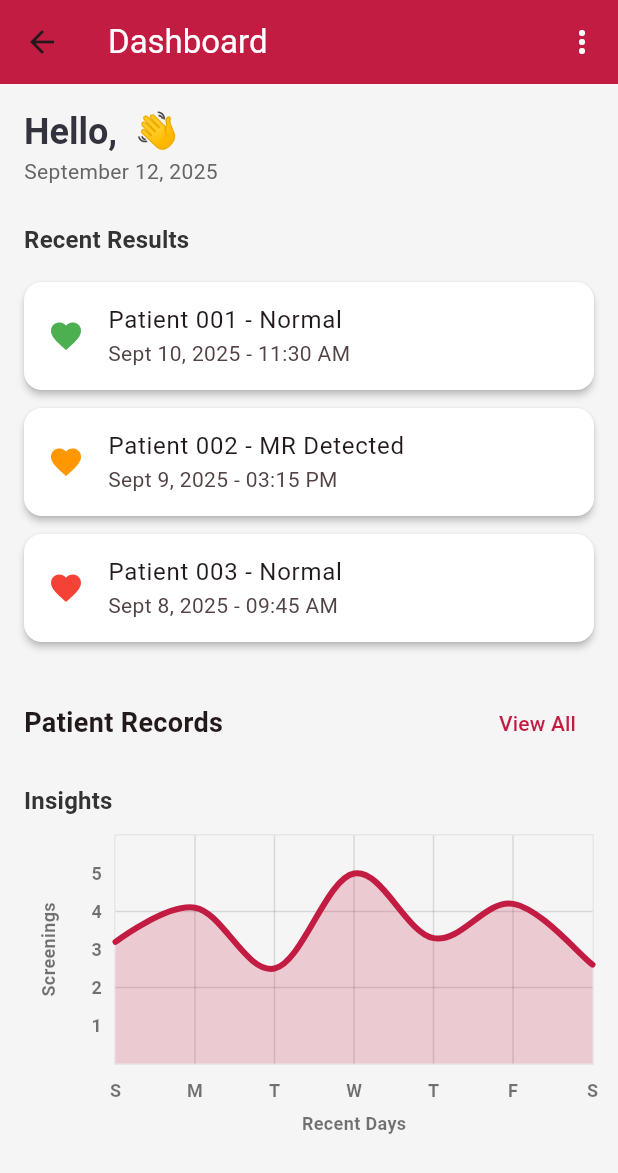
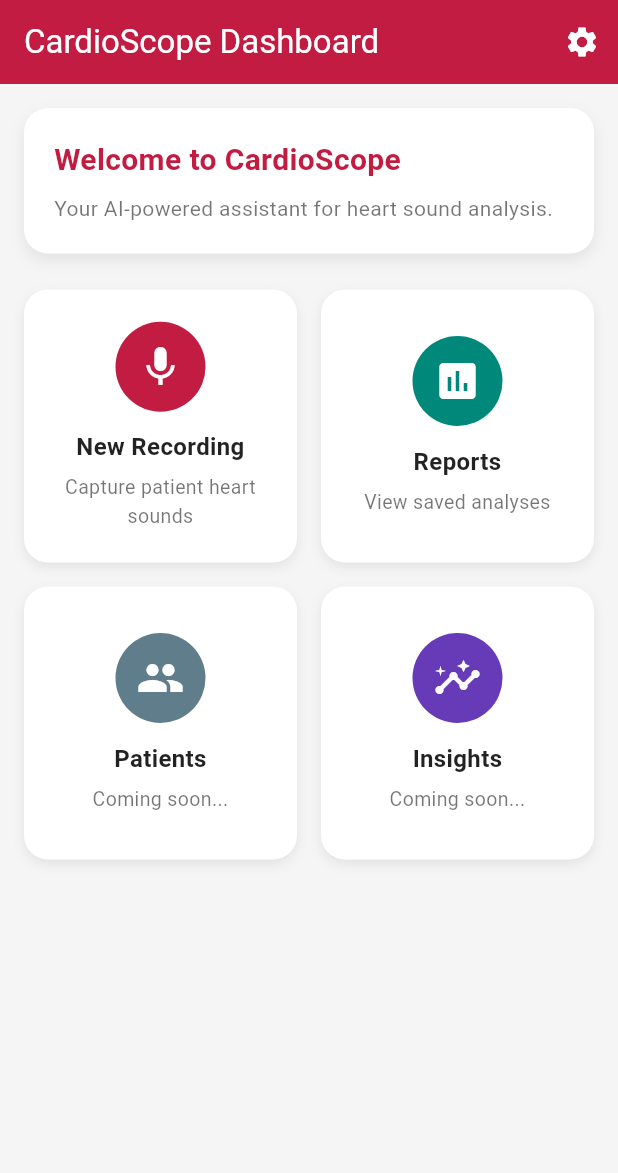
Before and after one commit to LadyJo02/cardioscope_app, a Flutter app: the DashboardPage screen opened directly, on a phone screen of 412 x 824 dp. Shown: the top 1173 px of the screen. Run offline on Flutter 3.47's test engine with Material 3 defaults, Android fonts, the phone set to English and light mode, and no system bars; drawn by our look-alikes of fl_chart; our stand-ins replace file_picker, just_audio, shared_preferences, sqflite; missing offline and left inert: flutter_sound, record; accounts and stored records are empty.

Commit message:
refactor: simplify app navigation and fix report page

```diff
--- a/lib/pages/dashboard.dart
+++ b/lib/pages/dashboard.dart
@@ -1,227 +1,177 @@
 import 'package:flutter/material.dart';
-import 'package:intl/intl.dart';
-import 'package:shared_preferences/shared_preferences.dart';
 
-import '../widgets/chart_widget.dart';
+import 'record.dart';
+import 'reports.dart';
+import 'settings.dart';
 
-class DashboardPage extends StatefulWidget {
+class DashboardPage extends StatelessWidget {
   const DashboardPage({super.key});
 
   @override
-  State<DashboardPage> createState() => _DashboardPageState();
-}
-
-class _DashboardPageState extends State<DashboardPage> {
-  final LayerLink _layerLink = LayerLink();
-  OverlayEntry? _overlayEntry;
-  bool _isMenuOpen = false;
-  String _userName = 'User';
-
-  @override
-  void initState() {
-    super.initState();
-    _loadUserName();
-  }
-
-  Future<void> _loadUserName() async {
-    final prefs = await SharedPreferences.getInstance();
-    setState(() {
-      _userName = prefs.getString('userName') ?? 'User';
-    });
-  }
-
-  void _toggleMenu() {
-    if (_isMenuOpen) {
-      _overlayEntry?.remove();
-      _isMenuOpen = false;
-    } else {
-      _overlayEntry = _createOverlayEntry();
-      Overlay.of(context).insert(_overlayEntry!);
-      _isMenuOpen = true;
-    }
-  }
-
-  OverlayEntry _createOverlayEntry() {
-    return OverlayEntry(
-      builder: (context) => Stack(
-        children: <Widget>[
-          Positioned.fill(
-            child: GestureDetector(
-              onTap: _toggleMenu,
-              child: Container(
-                color: Colors.transparent,
+  Widget build(BuildContext context) {
+    return Scaffold(
+      appBar: AppBar(
+        title: const Text(
+          'CardioScope Dashboard',
+          style: TextStyle(color: Colors.white),
+        ),
+        backgroundColor: const Color(0xFFC31C42),
+        actions: [
+          IconButton(
+            icon: const Icon(Icons.settings, color: Colors.white),
+            onPressed: () {
+              Navigator.of(context).push(
+                MaterialPageRoute(builder: (context) => const SettingsPage()),
+              );
+            },
+          ),
+        ],
+      ),
+      backgroundColor: const Color(0xFFF5F5F5),
+      body: Padding(
+        padding: const EdgeInsets.all(16.0),
+        child: Column(
+          children: [
+            // Welcome banner or header section
+            Container(
+              width: double.infinity,
+              padding: const EdgeInsets.all(20),
+              decoration: BoxDecoration(
+                color: Colors.white,
+                borderRadius: BorderRadius.circular(16),
+                boxShadow: [
+                  BoxShadow(
+                    color: Colors.black.withAlpha(20),
+                    blurRadius: 8,
+                    offset: const Offset(0, 4),
+                  ),
+                ],
+              ),
+              child: const Column(
+                crossAxisAlignment: CrossAxisAlignment.start,
+                children: [
+                  Text(
+                    "Welcome to CardioScope",
+                    style: TextStyle(
+                        fontSize: 20,
+                        fontWeight: FontWeight.bold,
+                        color: Color(0xFFC31C42)),
+                  ),
+                  SizedBox(height: 8),
+                  Text(
+                    "Your AI-powered assistant for heart sound analysis.",
+                    style: TextStyle(color: Colors.black54),
+                  ),
+                ],
               ),
             ),
-          ),
-          CompositedTransformFollower(
-            link: _layerLink,
-            showWhenUnlinked: false,
-            targetAnchor: Alignment.bottomRight,
-            followerAnchor: Alignment.topRight,
-            offset: const Offset(0, 8.0),
-            child: Material(
-              color: Colors.transparent,
-              child: SizedBox(
-                width: 200,
-                child: Card(
-                  // --- FIX IS HERE: Set the card color to white ---
-                  color: Colors.white,
-                  elevation: 6,
-                  shape: RoundedRectangleBorder(
-                    borderRadius: BorderRadius.circular(12),
-                  ),
-                  child: Column(
-                    mainAxisSize: MainAxisSize.min,
+            const SizedBox(height: 24),
+
+            // Quick actions
+            Expanded(
+              child: GridView.count(
+                crossAxisCount: 2,
+                crossAxisSpacing: 16,
+                mainAxisSpacing: 16,
                 children: [
-                      ListTile(
-                        leading: const Icon(Icons.folder,
-                            color: Color(0xFFC31C42)),
-                        title: const Text("Reports"),
+                  _buildDashboardCard(
+                    context,
+                    icon: Icons.mic,
+                    title: "New Recording",
+                    subtitle: "Capture patient heart sounds",
+                    color: const Color(0xFFC31C42),
                     onTap: () {
-                          _toggleMenu();
-                          Navigator.pushNamed(context, '/reports');
+                      Navigator.of(context).push(
+                        MaterialPageRoute(builder: (context) => const RecordPage()),
+                      );
                     },
                   ),
-                      const Divider(height: 0),
-                      ListTile(
-                        leading: const Icon(Icons.settings,
-                            color: Color(0xFFC31C42)),
-                        title: const Text("Settings"),
+                  _buildDashboardCard(
+                    context,
+                    icon: Icons.insert_chart,
+                    title: "Reports",
+                    subtitle: "View saved analyses",
+                    color: Colors.teal[600]!,
                     onTap: () {
-                          _toggleMenu();
-                          Navigator.pushNamed(context, '/settings');
+                      Navigator.of(context).push(
+                        MaterialPageRoute(builder: (context) => const ReportsPage()),
+                      );
+                    },
+                  ),
+                  _buildDashboardCard(
+                    context,
+                    icon: Icons.people,
+                    title: "Patients",
+                    subtitle: "Coming soon...",
+                    color: Colors.blueGrey,
+                    onTap: () {
+                      ScaffoldMessenger.of(context).showSnackBar(
+                        const SnackBar(content: Text("Patients view not implemented yet.")),
+                      );
+                    },
+                  ),
+                  _buildDashboardCard(
+                    context,
+                    icon: Icons.insights,
+                    title: "Insights",
+                    subtitle: "Coming soon...",
+                    color: Colors.deepPurple,
+                    onTap: () {
+                      ScaffoldMessenger.of(context).showSnackBar(
+                        const SnackBar(content: Text("Insights view not implemented yet.")),
+                      );
                     },
                   ),
                 ],
               ),
             ),
+          ],
         ),
-            ),
-          ),
-        ],
       ),
     );
   }
 
-  @override
-  Widget build(BuildContext context) {
-    final today = DateFormat('MMMM d, y').format(DateTime.now());
-
-    final recentResults = [
-      {
-        "patient": "Patient 001",
-        "status": "Normal",
-        "date": "Sept 10, 2025 - 11:30 AM",
-        "color": Colors.green,
-      },
-      {
-        "patient": "Patient 002",
-        "status": "MR Detected",
-        "date": "Sept 9, 2025 - 03:15 PM",
-        "color": Colors.orange,
-      },
-      {
-        "patient": "Patient 003",
-        "status": "Normal",
-        "date": "Sept 8, 2025 - 09:45 AM",
-        "color": Colors.red,
-      },
-    ];
-
-    return Scaffold(
-      appBar: AppBar(
-        title: const Text(
-          "Dashboard",
-          style: TextStyle(color: Colors.white),
-        ),
-        backgroundColor: const Color(0xFFC31C42),
-        actions: [
-          CompositedTransformTarget(
-            link: _layerLink,
-            child: IconButton(
-              icon: const Icon(Icons.more_vert, color: Colors.white),
-              onPressed: _toggleMenu,
-            ),
+  Widget _buildDashboardCard(BuildContext context,
+      {required IconData icon,
+      required String title,
+      required String subtitle,
+      required Color color,
+      required VoidCallback onTap}) {
+    return GestureDetector(
+      onTap: onTap,
+      child: Container(
+        decoration: BoxDecoration(
+          color: Colors.white,
+          borderRadius: BorderRadius.circular(16),
+          boxShadow: [
+            BoxShadow(
+              color: Colors.black.withAlpha(20),
+              blurRadius: 6,
+              offset: const Offset(0, 3),
             ),
           ],
         ),
-      body: SingleChildScrollView(
-        padding: const EdgeInsets.all(16.0),
+        padding: const EdgeInsets.all(16),
         child: Column(
-          crossAxisAlignment: CrossAxisAlignment.start,
+          mainAxisAlignment: MainAxisAlignment.center,
           children: [
+            CircleAvatar(
+              backgroundColor: color,
+              radius: 30,
+              child: Icon(icon, size: 32, color: Colors.white),
+            ),
+            const SizedBox(height: 12),
             Text(
-              "Hello, $_userName 👋",
-              style: Theme.of(context).textTheme.headlineSmall?.copyWith(
-                    fontWeight: FontWeight.bold,
-                    color: const Color(0xFF33333d),
+              title,
+              style: const TextStyle(
+                  fontSize: 16, fontWeight: FontWeight.bold, color: Colors.black87),
+              textAlign: TextAlign.center,
             ),
-            ),
+            const SizedBox(height: 6),
             Text(
-              today,
-              style: Theme.of(context).textTheme.bodyMedium?.copyWith(
-                    color: const Color(0xFF666666),
-                  ),
-            ),
-            const SizedBox(height: 24),
-            Text(
-              "Recent Results",
-              style: Theme.of(context).textTheme.titleMedium?.copyWith(
-                    fontWeight: FontWeight.bold,
-                    color: const Color(0xFF333333),
-                  ),
-            ),
-            const SizedBox(height: 10),
-            ListView.builder(
-              shrinkWrap: true,
-              physics: const NeverScrollableScrollPhysics(),
-              itemCount: recentResults.length,
-              itemBuilder: (context, index) {
-                final result = recentResults[index];
-                return Card(
-                  color: Colors.white,
-                  elevation: 2,
-                  margin: const EdgeInsets.symmetric(vertical: 6),
-                  child: ListTile(
-                    leading:
-                        Icon(Icons.favorite, color: result["color"] as Color),
-                    title: Text("${result["patient"]} - ${result["status"]}"),
-                    subtitle: Text(result["date"] as String),
-                  ),
-                );
-              },
-            ),
-            const SizedBox(height: 24),
-            Row(
-              mainAxisAlignment: MainAxisAlignment.spaceBetween,
-              children: [
-                const Text(
-                  "Patient Records",
-                  style: TextStyle(fontSize: 18, fontWeight: FontWeight.bold),
-                ),
-                TextButton(
-                  onPressed: () {
-                    Navigator.pushNamed(context, '/reports');
-                  },
-                  child: const Text(
-                    "View All",
-                    style: TextStyle(color: Color(0xFFC31C42)),
-                  ),
-                ),
-              ],
-            ),
-            const SizedBox(height: 16),
-            Text(
-              "Insights",
-              style: Theme.of(context).textTheme.titleMedium?.copyWith(
-                    fontWeight: FontWeight.bold,
-                    color: const Color(0xFF333333),
-                  ),
-            ),
-            const SizedBox(height: 10),
-            const SizedBox(
-              height: 200,
-              child: ChartWidget(),
+              subtitle,
+              style: const TextStyle(fontSize: 13, color: Colors.black54),
+              textAlign: TextAlign.center,
             ),
           ],
         ),
--- a/lib/pages/profile_setup.dart
+++ b/lib/pages/profile_setup.dart
@@ -1,7 +1,7 @@
 import 'package:flutter/material.dart';
 import 'package:shared_preferences/shared_preferences.dart';
 
-import '../main.dart'; // Import to access MainNavigation
+import 'dashboard.dart';
 
 class ProfileSetupPage extends StatefulWidget {
   const ProfileSetupPage({super.key});
@@ -21,7 +21,7 @@ class _ProfileSetupPageState extends State<ProfileSetupPage> {
 
       if (mounted) {
         Navigator.of(context).pushReplacement(
-          MaterialPageRoute(builder: (context) => const MainNavigation()),
+          MaterialPageRoute(builder: (context) => const DashboardPage()),
         );
       }
     }
--- a/lib/widgets/custom_button.dart
+++ b/lib/widgets/custom_button.dart
@@ -1,4 +1,10 @@
+// lib/widgets/custom_button.dart
 import 'package:flutter/material.dart';
+
+/// Shared constants for buttons
+class ButtonConstants {
+  static const double micButtonSize = 120.0; // ✅ Mic button size used across the app
+}
 
 class CustomButton extends StatelessWidget {
   final String label;
```
Also changed, not shown: lib/pages/record.dart (+92 -32 lines), lib/pages/report_generated.dart (renamed from lib/pages/results.dart, +47 -26 lines). Lines whose indentation alone changed are shown as unchanged.
